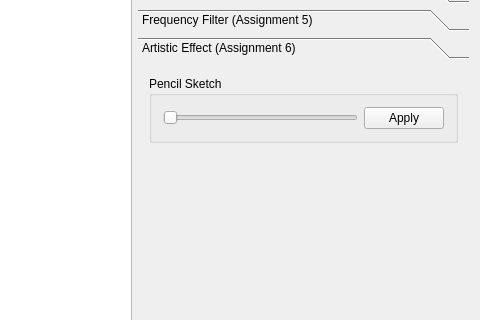
Qt form mainwindow.ui (lizy14/hello-lenna) before a commit; both pictures show x 533 to 1013 and y 153 to 473 of the 1013 by 818 pixel window.
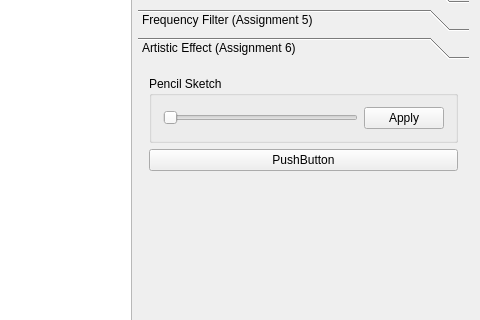
The same form after that commit.

```diff
--- a/mainwindow.ui
+++ b/mainwindow.ui
@@ -729,6 +729,13 @@
               </layout>
              </widget>
             </item>
+            <item>
+             <widget class="QPushButton" name="btnDehaze">
+              <property name="text">
+               <string>PushButton</string>
+              </property>
+             </widget>
+            </item>
             <item>
              <spacer name="verticalSpacer_7">
               <property name="orientation">
```
Left out of the diff: 22 changed lines with no effect on the pictures.
